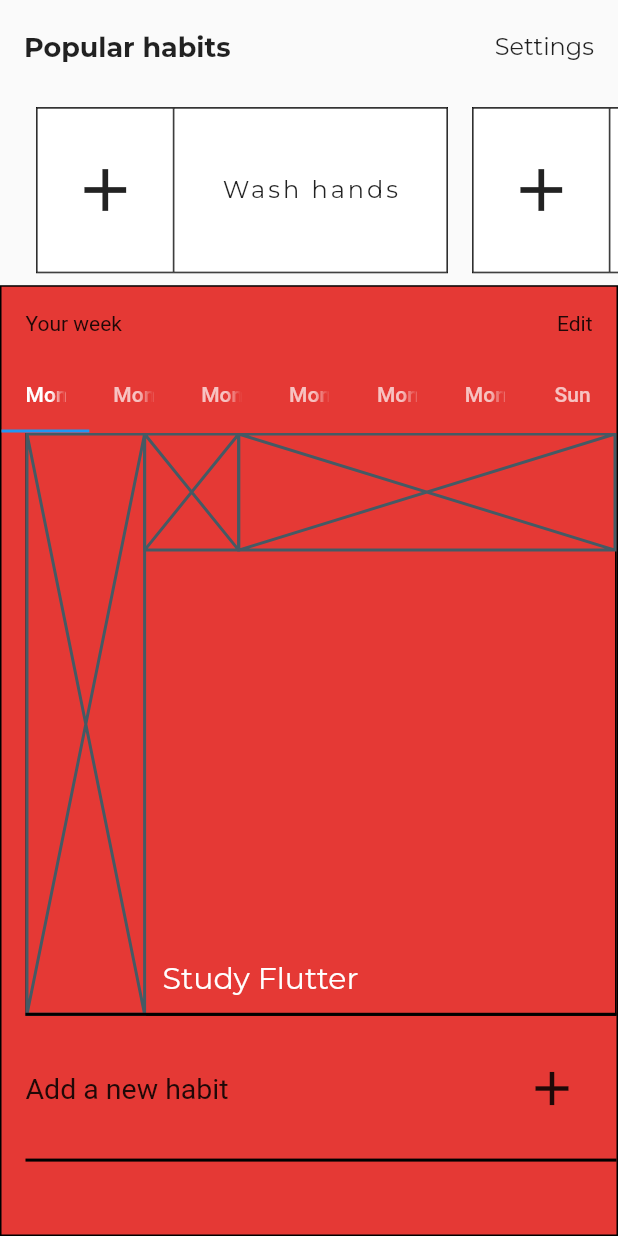
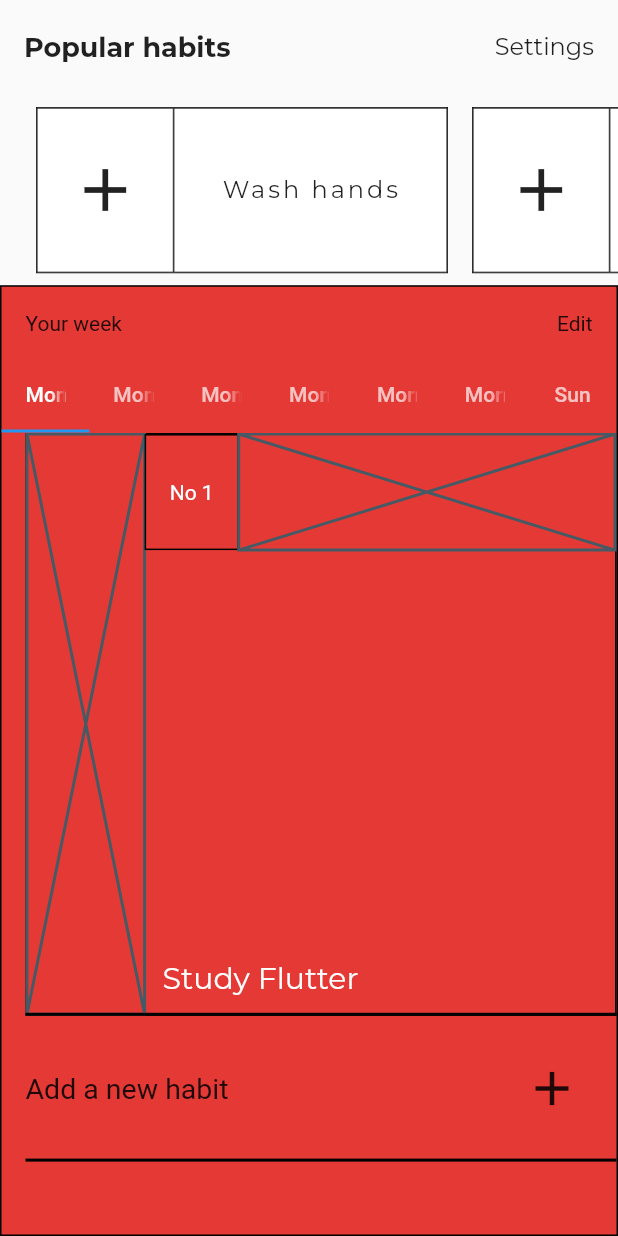
Before and after one commit to JAICHANGPARK/flutter_notebook_5th_story, a Flutter app: the screen it shows after launch, on a phone screen of 412 x 824 dp. Run offline on Flutter 3.47's test engine with Material 2 defaults, Android fonts, the phone set to English and light mode, and no system bars; our stand-ins replace google_fonts, local_auth, page_transition, sleek_circular_slider; missing offline and left inert: calendar_strip.

Commit message:
Update habit_main_page.dart

```diff
--- a/lib/ep443_habit_app/habit_main_page.dart
+++ b/lib/ep443_habit_app/habit_main_page.dart
@@ -212,7 +212,16 @@ class _HabitMainPageState extends State<HabitMainPage> with TickerProviderStateM
                                             children: [
                                               Expanded(
                                                 flex: 2,
-                                                child: Placeholder(),
+                                                child: Container(
+                                                  decoration: BoxDecoration(
+                                                    border: Border.all()
+                                                  ),
+                                                  child: Center(
+                                                    child: Text("No 1",style: TextStyle(
+                                                      color: Colors.white,
+                                                    ),),
+                                                  ),
+                                                ),
                                               ),
                                               Expanded(
                                                 flex: 8,
```
